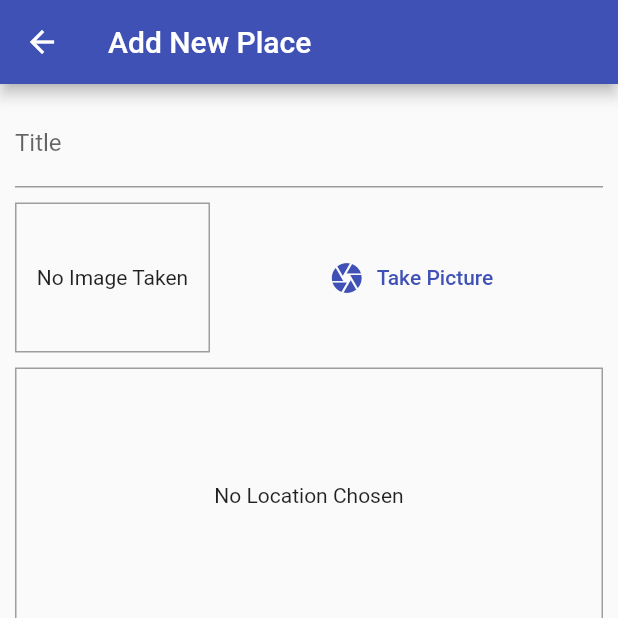
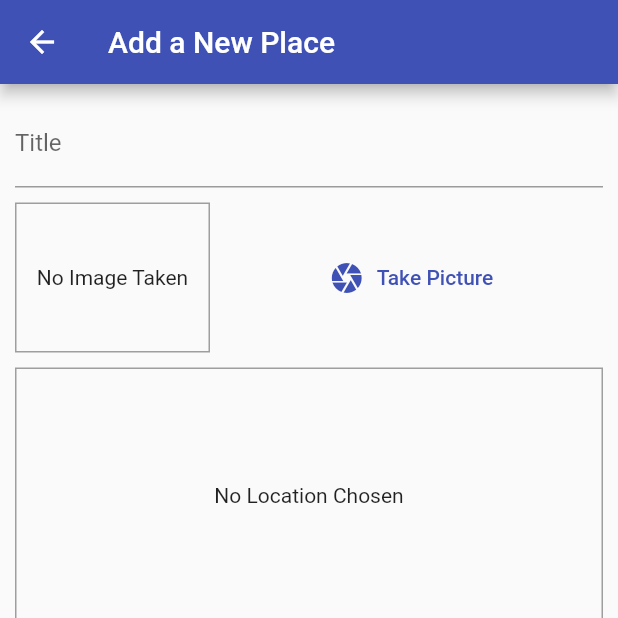
Before and after one commit to muhammedrishadpe/GreatPlaces_App, a Flutter app: the AddPlaceScreen screen opened by its route, after a tap on "Add Place", on a phone screen of 412 x 824 dp, the top half of it. Run offline on Flutter 3.47's test engine with Material 2 defaults, Android fonts, the phone set to English and light mode, and no system bars; our stand-ins replace google_maps_flutter, image_picker, location, sqflite; accounts and stored records are empty.

Commit message:
Storing location in sqllite

```diff
--- a/lib/helpers/db_helper.dart
+++ b/lib/helpers/db_helper.dart
@@ -8,7 +8,7 @@ class DBHelper {
     return sql.openDatabase(path.join(dbPath, 'places.db'),
         onCreate: (db, version) {
       return db.execute(
-          'CREATE TABLE user_places(id TEXT PRIMARY KEY, title TEXT, image TEXT)');
+          'CREATE TABLE user_places(id TEXT PRIMARY KEY, title TEXT, image TEXT, loc_lat REAL, loc_lng REAL, address TEXT)');
     }, version: 1);
   }
 
--- a/lib/screens/add_place_screen.dart
+++ b/lib/screens/add_place_screen.dart
@@ -6,6 +6,7 @@ import 'package:provider/provider.dart';
 import '../widgets/image_input.dart';
 import '../widgets/location_input.dart';
 import '../providers/great_places.dart';
+import '../models/place.dart';
 
 class AddPlaceScreen extends StatefulWidget {
   static const routeName = '/add-place';
@@ -17,17 +18,24 @@ class AddPlaceScreen extends StatefulWidget {
 class _AddPlaceScreenState extends State<AddPlaceScreen> {
   final _titleController = TextEditingController();
   File _pickedImage;
+  PlaceLocation _pickedLocation;
 
   void _selectImage(File pickedImage) {
     _pickedImage = pickedImage;
   }
 
+  void _selectPlace(double lat, double lng) {
+    _pickedLocation = PlaceLocation(latitude: lat, longitude: lng);
+  }
+
   void _savePlace() {
-    if (_titleController.text.isEmpty || _pickedImage == null) {
+    if (_titleController.text.isEmpty ||
+        _pickedImage == null ||
+        _pickedLocation == null) {
       return;
     }
     Provider.of<GreatPlaces>(context, listen: false)
-        .addPlace(_titleController.text, _pickedImage);
+        .addPlace(_titleController.text, _pickedImage, _pickedLocation);
     Navigator.of(context).pop();
   }
 
@@ -35,7 +43,7 @@ class _AddPlaceScreenState extends State<AddPlaceScreen> {
   Widget build(BuildContext context) {
     return Scaffold(
       appBar: AppBar(
-        title: Text('Add New Place'),
+        title: Text('Add a New Place'),
       ),
       body: Column(
         crossAxisAlignment: CrossAxisAlignment.stretch,
@@ -57,7 +65,7 @@ class _AddPlaceScreenState extends State<AddPlaceScreen> {
                     SizedBox(
                       height: 10,
                     ),
-                    LocationInput()
+                    LocationInput(_selectPlace),
                   ],
                 ),
               ),
@@ -70,7 +78,7 @@ class _AddPlaceScreenState extends State<AddPlaceScreen> {
             elevation: 0,
             materialTapTargetSize: MaterialTapTargetSize.shrinkWrap,
             color: Theme.of(context).accentColor,
-          )
+          ),
         ],
       ),
     );
--- a/lib/screens/places_list_screen.dart
+++ b/lib/screens/places_list_screen.dart
@@ -41,6 +41,7 @@ class PlacesListScreen extends StatelessWidget {
                                 FileImage(greatPlaces.items[i].image),
                           ),
                           title: Text(greatPlaces.items[i].title),
+                          subtitle: Text(greatPlaces.items[i].location.address),
                           onTap: () {},
                         ),
                       ),
--- a/pubspec.yaml
+++ b/pubspec.yaml
@@ -36,6 +36,7 @@ dependencies:
   sqflite: ^2.0.1
   location: ^4.3.0
   google_maps_flutter: ^2.1.1
+  http: ^0.13.4
   # The following adds the Cupertino Icons font to your application.
   # Use with the CupertinoIcons class for iOS style icons.
   cupertino_icons: ^1.0.2
```
Also changed, not shown: lib/helpers/location_help.dart (+9 -0 lines), lib/providers/great_places.dart (+20 -4 lines), lib/widgets/location_input.dart (+19 -6 lines), pubspec.lock.
